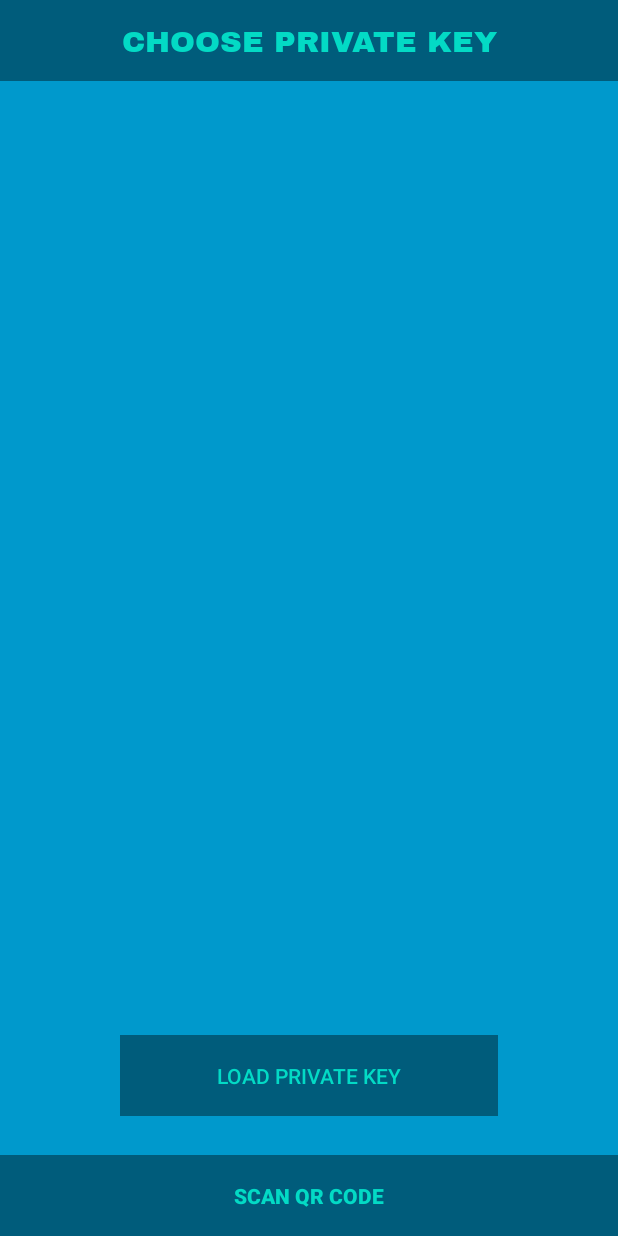
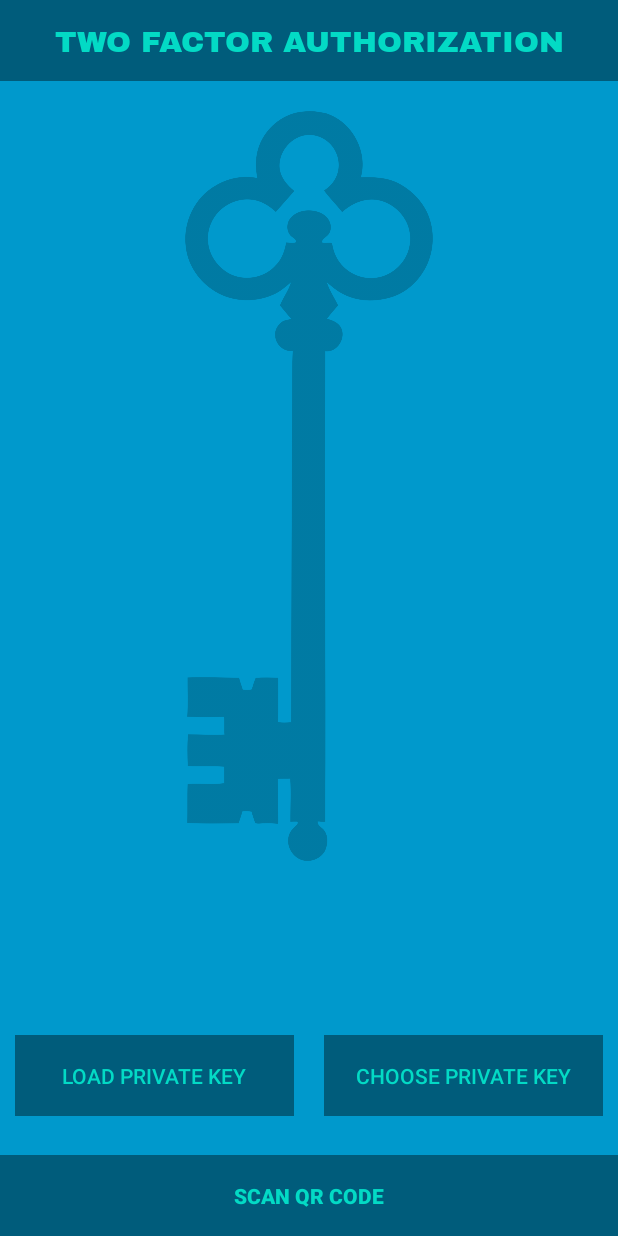
Before and after one commit to RafalKostrzynski/Two-Factor-Authentication, an Android app: the screen it shows after launch (FullscreenActivity), on a phone screen of 412 x 824 dp. Run offline under Robolectric (Android 15) with nearby library versions, the light colour scheme and no system bars.

Commit message:
Main page design

```diff
--- a/mobile/app/src/main/res/layout/activity_fullscreen.xml
+++ b/mobile/app/src/main/res/layout/activity_fullscreen.xml
@@ -1,6 +1,6 @@
 <?xml version="1.0" encoding="utf-8"?>
 <FrameLayout xmlns:android="http://schemas.android.com/apk/res/android"
-             xmlns:tools="http://schemas.android.com/tools"
+             xmlns:app="http://schemas.android.com/apk/res-auto" xmlns:tools="http://schemas.android.com/tools"
              android:layout_width="match_parent"
              android:layout_height="match_parent"
              android:background="#0099cc"
@@ -52,11 +52,29 @@
                           android:orientation="vertical"
                           android:layout_gravity="center">
 
-                <ListView android:layout_width="wrap_content"
-                          android:layout_height="wrap_content">
-                </ListView>
+                <ImageView
+                        android:layout_width="match_parent"
+                        android:layout_height="wrap_content" app:srcCompat="@drawable/clipart11035"
+                        android:id="@+id/imageView" android:contentDescription="@string/key" android:alpha="0.2"/>
             </LinearLayout>
         </LinearLayout>
+
+        <LinearLayout android:id="@+id/KeyControls"
+                      style="?metaButtonBarStyle"
+                      android:layout_width="match_parent"
+                      android:layout_height="wrap_content"
+                      android:layout_gravity="bottom"
+                      android:orientation="vertical">
+
+            <TextView android:id="@+id/privateKeyName"
+                      android:text="@string/private_key_name"
+                      android:layout_width="match_parent"
+                      android:layout_height="0dp"
+                      android:layout_weight="1"
+                      android:textStyle="bold"
+                      android:textSize="20sp"
+                      android:layout_marginBottom="40dp"
+                      android:gravity="center"/>
 
             <LinearLayout android:id="@+id/loadKeyControls"
                           style="?metaButtonBarStyle"
@@ -64,15 +82,27 @@
                           android:layout_height="wrap_content"
                           android:layout_gravity="bottom"
                           android:orientation="horizontal">
-
                 <Button android:id="@+id/read_PK_button"
                         android:text="@string/load_private_key"
                         style="?metaButtonBarButtonStyle"
                         android:layout_width="0dp"
                         android:layout_height="wrap_content"
                         android:layout_weight="1"
-                    android:layout_margin="80dp"
+                        android:layout_marginBottom="80dp"
+                        android:layout_marginLeft="10dp"
+                        android:layout_marginRight="10dp"
                         android:background="@color/black_overlay"/>
+                <Button android:id="@+id/choose_PK_button"
+                        android:text="@string/choose_private_key"
+                        style="?metaButtonBarButtonStyle"
+                        android:layout_width="0dp"
+                        android:layout_height="wrap_content"
+                        android:layout_weight="1"
+                        android:layout_marginBottom="80dp"
+                        android:layout_marginLeft="10dp"
+                        android:layout_marginRight="10dp"
+                        android:background="@color/black_overlay"/>
+            </LinearLayout>
         </LinearLayout>
 
         <LinearLayout android:id="@+id/fullscreen_content_controls"
--- a/mobile/app/src/main/res/values/strings.xml
+++ b/mobile/app/src/main/res/values/strings.xml
@@ -2,5 +2,8 @@
     <string name="app_name">Two Factor Authentication</string>
     <string name="scan_QR">Scan QR Code</string>
     <string name="load_private_key">Load Private Key</string>
-    <string name="titleString">Choose Private Key</string>
+    <string name="titleString">Two Factor Authorization</string>
+    <string name="key">Key</string>
+    <string name="private_key_name"/>
+    <string name="choose_private_key">Choose Private Key</string>
 </resources>
```
Also changed, not shown: mobile/app/src/main/res/drawable/clipart11035.png (added). Lines whose indentation alone changed are shown as unchanged.
